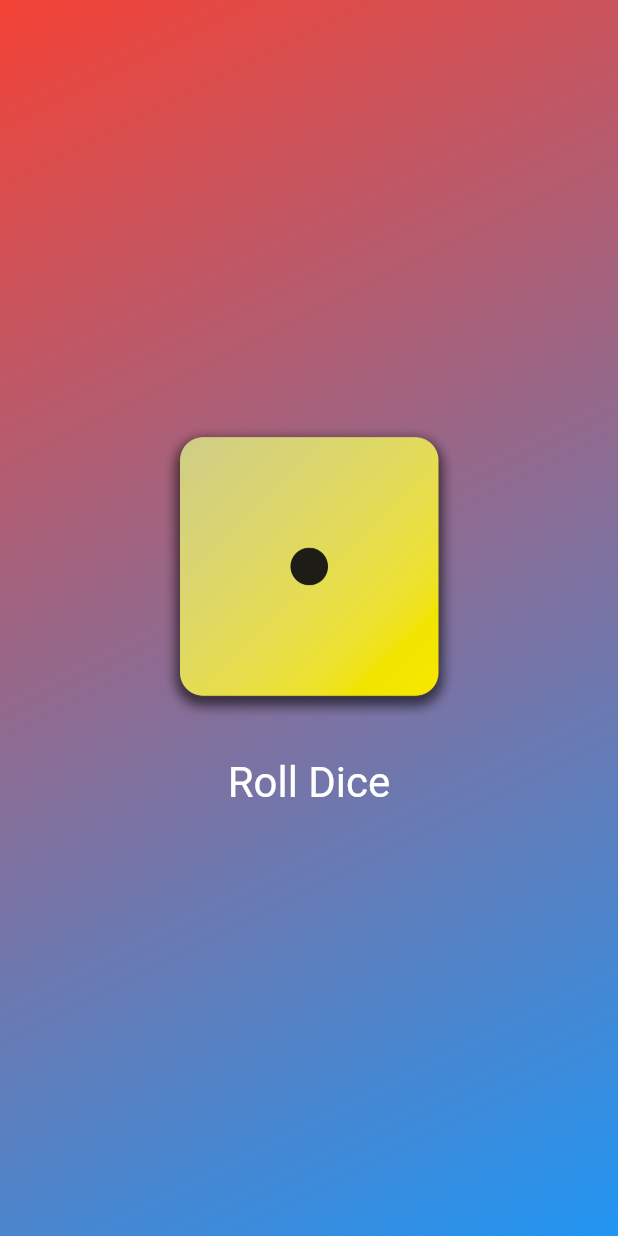
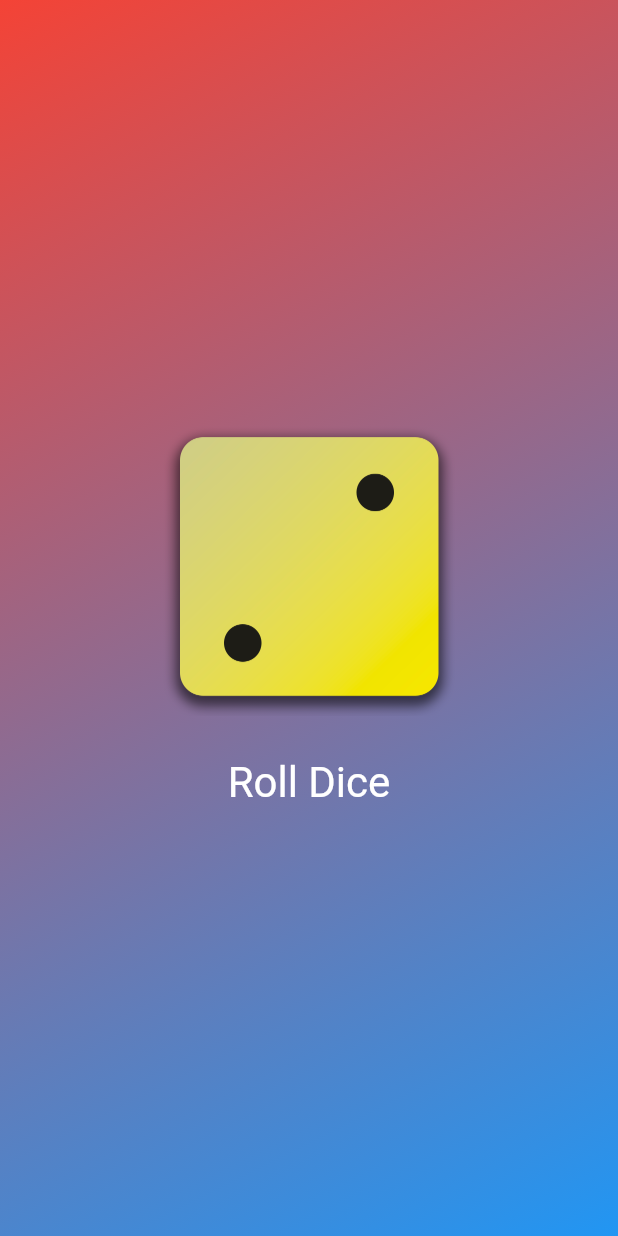
Before and after one commit to GKoukounis/first_app, a Flutter app: the screen it shows after launch, after a tap on "Roll Dice", on a phone screen of 412 x 824 dp. Run offline on Flutter 3.47's test engine with Material 3 defaults, Android fonts, the phone set to English and light mode, and no system bars.

Commit message:
Move image and button in a statefull widget soo image can change also add setState in rollDice method to set the state of the new image.

```diff
--- /dev/null
+++ b/lib/dice_roller.dart
@@ -0,0 +1,37 @@
+import 'package:flutter/material.dart';
+
+class DiceRoller extends StatefulWidget {
+  const DiceRoller({super.key});
+
+  @override
+  State<DiceRoller> createState() {
+     return _DiceRollerState();
+  }
+
+}
+
+class _DiceRollerState extends State<DiceRoller> {
+  var activeDiceImage = 'assets/images/dice-1.png';
+
+  void rollDice() {
+    setState(() {
+      activeDiceImage = 'assets/images/dice-2.png';
+    });
+  }
+  @override
+  Widget build(context) {
+    return Column(
+          mainAxisSize: MainAxisSize.min,
+          children: [
+            Image.asset(activeDiceImage, width: 200, height: 200),
+            const SizedBox(height: 20),
+            TextButton(
+                onPressed: rollDice,
+                style: TextButton.styleFrom(
+                    foregroundColor: Colors.white,
+                    textStyle: const TextStyle(fontSize: 28)),
+                child: const Text('Roll Dice')),
+          ],
+        );
+  }
+}
--- a/lib/gradient_contrainer.dart
+++ b/lib/gradient_contrainer.dart
@@ -1,5 +1,5 @@
+import 'package:first_app/dice_roller.dart';
 import 'package:flutter/material.dart';
-import 'package:first_app/text_widget.dart';
 
 var startAligment = Alignment.topLeft;
 var endAligment = Alignment.bottomRight;
@@ -14,9 +14,6 @@ class GradientContainer extends StatelessWidget {
   final Color colorRed;
   final Color colorBlue;
 
-  void rollDice() {
-    print('Button Pressed');
-  }
 
   @override
   Widget build(BuildContext context) {
@@ -28,20 +25,8 @@ class GradientContainer extends StatelessWidget {
           colors: [colorRed, colorBlue],
         ),
       ),
-      child: Center(
-        child: Column(
-          mainAxisSize: MainAxisSize.min,
-          children: [
-            Image.asset('assets/images/dice-1.png', width: 200, height: 200),
-            const SizedBox(height: 20),
-            TextButton(
-                onPressed: rollDice,
-                style: TextButton.styleFrom(
-                    foregroundColor: Colors.white,
-                    textStyle: const TextStyle(fontSize: 28)),
-                child: const Text('Roll Dice')),
-          ],
-        ),
+      child: const Center(
+        child: DiceRoller(),
       ),
     );
   }
```
